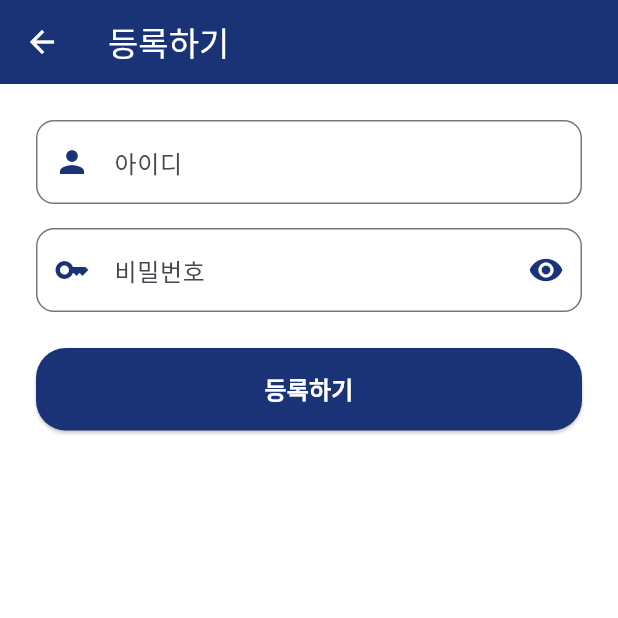
After one commit to dkrmddkrmd/Capstone, a Flutter app: the screen it shows after launch, after a tap on "등록하기", on a phone screen of 412 x 824 dp, the top half of it. The commit adds this screen. Run offline on Flutter 3.47's test engine with Material 3 defaults, Android fonts, the phone set to English and light mode, and no system bars; our stand-ins replace flutter_secure_storage, sqflite; missing offline and left inert: workmanager; accounts and stored records are empty; statements that could not run were skipped.

Commit message:
Feat : BE 과제 크롤링 연결

```diff
--- a/lib/main.dart
+++ b/lib/main.dart
@@ -1,35 +1,48 @@
+import 'dart:io' show Platform;
+import 'package:flutter/foundation.dart' show kReleaseMode;
 import 'package:flutter/material.dart';
 import 'package:workmanager/workmanager.dart';
 
+// 화면
 import 'package:myproject/main_navigation_page.dart';
 import 'package:myproject/screens/login_page.dart';
+import 'package:myproject/screens/register_page.dart';
 import 'package:myproject/screens/lecture_detail_page.dart';
 
-// 🔔 백그라운드 작업 콜백 (5-2에서 추가)
-import 'background/task.dart'; // 파일 위치: lib/background/task.dart (아래 주석 참고)
+// 🔔 백그라운드 작업 콜백/상수
+import 'package:myproject/background/task.dart'; // callbackDispatcher, kTaskCrawlSync
+
+Future<void> _initBackgroundTasks() async {
+  if (!Platform.isAndroid) return; // Workmanager는 Android 전용 사용
+
+  // WorkManager 초기화
+  await Workmanager().initialize(
+    callbackDispatcher,              // lib/background/task.dart 내 @pragma('vm:entry-point') 함수
+    isInDebugMode: !kReleaseMode,    // 개발 중엔 true로 로그 보기
+  );
+
+  // 3시간마다 크롤링 동기화 작업 (최소 주기는 15분, 3시간 OK)
+  await Workmanager().registerPeriodicTask(
+    'crawlSyncUnique',               // unique name
+    kTaskCrawlSync,                  // task name (task.dart의 상수)
+    frequency: const Duration(hours: 3),
+    initialDelay: const Duration(minutes: 5),
+    existingWorkPolicy: ExistingPeriodicWorkPolicy.keep, // 이미 있으면 유지
+    backoffPolicy: BackoffPolicy.exponential,
+    backoffPolicyDelay: const Duration(minutes: 10),
+    constraints: Constraints(
+      networkType: NetworkType.connected, // 온라인에서만
+      // requiresBatteryNotLow: true,      // 필요시 추가
+      // requiresCharging: true,           // 필요시 추가
+    ),
+  );
+}
 
 Future<void> main() async {
   WidgetsFlutterBinding.ensureInitialized();
 
-  // WorkManager 초기화
-  await Workmanager().initialize(
-    callbackDispatcher,        // background/task.dart 내 함수
-    isInDebugMode: false,      // 개발 중엔 true로 두고 로그 확인 가능
-  );
-
-  // 3시간마다 크롤링 동기화 작업 등록 (앱 최초 1회만 등록됨)
-  await Workmanager().registerPeriodicTask(
-    'crawlSyncUnique',         // unique name
-    kTaskCrawlSync,            // task name (background/task.dart 상수)
-    frequency: const Duration(hours: 3),
-    initialDelay: const Duration(minutes: 5),
-    existingWorkPolicy: ExistingPeriodicWorkPolicy.keep,
-    constraints: Constraints(
-      networkType: NetworkType.connected, // 온라인일 때만 실행
-    ),
-    backoffPolicy: BackoffPolicy.exponential,
-    backoffPolicyDelay: const Duration(minutes: 10),
-  );
+  // Android에서만 백그라운드 작업 초기화
+  await _initBackgroundTasks();
 
   runApp(const MyProject());
 }
@@ -50,6 +63,7 @@ class MyProject extends StatelessWidget {
       initialRoute: '/login',
       routes: {
         '/login': (_) => const LoginPage(),
+        '/register': (_) => const RegisterPage(),          // ✅ 등록 라우트 추가
         '/main': (_) => const MainNavigationPage(),
         '/lecturedetail': (_) => const LectureDetailPage(),
       },
--- /dev/null
+++ b/lib/models/user.dart
@@ -0,0 +1,35 @@
+class AppUser {
+  final int? id;
+  final String userId;
+  final String userPw;
+  final String createdAt;
+  final String? userName;
+  final String? profileImg;
+
+  AppUser({
+    this.id,
+    required this.userId,
+    required this.userPw,
+    required this.createdAt,
+    this.userName,
+    this.profileImg,
+  });
+
+  Map<String, dynamic> toMap() => {
+    'id': id,
+    'userId': userId,
+    'userPw': userPw,
+    'createdAt': createdAt,
+    'userName': userName,
+    'profileImg': profileImg,
+  };
+
+  factory AppUser.fromMap(Map<String, dynamic> m) => AppUser(
+    id: m['id'] as int?,
+    userId: m['userId'] as String,
+    userPw: m['userPw'] as String,
+    createdAt: m['createdAt'] as String,
+    userName: m['userName'] as String?,
+    profileImg: m['profileImg'] as String?,
+  );
+}
--- a/lib/screens/login_page.dart
+++ b/lib/screens/login_page.dart
@@ -37,7 +37,7 @@ class _LoginPageState extends State<LoginPage> {
       final id = _idController.text.trim();
       final pw = _pwController.text;
 
-      // TODO: 실제 로그인 API 검증 로직이 들어갈 자리 (성공 시에만 아래 저장 실행)
+      // TODO: 실제 로그인 API 검증 로직
       // await AuthService.login(id, pw);
 
       // ✅ 자격 저장 (백그라운드 동기화 & 홈 진입 시 필요)
@@ -149,6 +149,31 @@ class _LoginPageState extends State<LoginPage> {
                       ),
                     ),
                   ),
+
+                  const SizedBox(height: 12),
+
+                  // ✅ 등록하기 버튼 (구분감 있게 Outlined)
+                  SizedBox(
+                    width: double.infinity,
+                    child: OutlinedButton.icon(
+                      onPressed: _isBusy
+                          ? null
+                          : () => Navigator.pushNamed(context, '/register'),
+                      icon: const Icon(Icons.app_registration),
+                      label: const Text(
+                        '등록하기',
+                        style: TextStyle(fontWeight: FontWeight.bold),
+                      ),
+                      style: OutlinedButton.styleFrom(
+                        padding: const EdgeInsets.symmetric(vertical: 14),
+                        side: const BorderSide(color: smBlue),
+                        foregroundColor: smBlue,
+                        shape: RoundedRectangleBorder(
+                          borderRadius: BorderRadius.circular(20),
+                        ),
+                      ),
+                    ),
+                  ),
                 ],
               ),
             ),
--- /dev/null
+++ b/lib/screens/register_page.dart
@@ -0,0 +1,165 @@
+import 'package:flutter/material.dart';
+import 'package:sqflite/sqflite.dart';
+import '../services/db_service.dart';
+import '../services/ecampus_api.dart';
+
+class RegisterPage extends StatefulWidget {
+  const RegisterPage({super.key});
+
+  @override
+  State<RegisterPage> createState() => _RegisterPageState();
+}
+
+class _RegisterPageState extends State<RegisterPage> {
+  static const Color smBlue = Color(0xFF1A3276);
+
+  final _formKey = GlobalKey<FormState>();
+  final _idC = TextEditingController();
+  final _pwC = TextEditingController();
+
+  bool _isBusy = false;
+  bool _obscurePw = true;
+
+  @override
+  void dispose() {
+    _idC.dispose();
+    _pwC.dispose();
+    super.dispose();
+  }
+
+  Future<void> _register() async {
+    if (_formKey.currentState?.validate() != true) return;
+
+    setState(() => _isBusy = true);
+    try {
+      final userId = _idC.text.trim();
+      final userPw = _pwC.text;
+
+      // 1) 서버로 자격 검증
+      final ok = await EcampusApi.verifyCredentials(userId: userId, userPw: userPw);
+
+      if (!ok) {
+        if (!mounted) return;
+        ScaffoldMessenger.of(context).showSnackBar(
+          const SnackBar(
+            content: Text('아이디와 비밀번호를 확인해주세요'),
+            backgroundColor: Colors.red,
+          ),
+        );
+        return; // 저장하지 않음
+      }
+
+      // 2) 검증 성공 시 로컬 DB 저장
+      await DBService().createUser(userId, userPw);
+
+      if (!mounted) return;
+      ScaffoldMessenger.of(context).showSnackBar(
+        const SnackBar(content: Text('등록 완료! 로그인 페이지로 돌아갑니다.')),
+      );
+      Navigator.pop(context);
+    } on DatabaseException catch (e) {
+      String msg = '등록 실패';
+      if (e.isUniqueConstraintError()) msg = '이미 존재하는 아이디입니다.';
+      if (!mounted) return;
+      ScaffoldMessenger.of(context).showSnackBar(
+        SnackBar(content: Text(msg), backgroundColor: Colors.red),
+      );
+    } catch (e) {
+      if (!mounted) return;
+      ScaffoldMessenger.of(context).showSnackBar(
+        SnackBar(content: Text('오류: $e'), backgroundColor: Colors.red),
+      );
+    } finally {
+      if (mounted) setState(() => _isBusy = false);
+    }
+  }
+
+  @override
+  Widget build(BuildContext context) {
+    return GestureDetector(
+      onTap: () => FocusScope.of(context).unfocus(),
+      child: Scaffold(
+        appBar: AppBar(
+          title: const Text('등록하기'),
+          backgroundColor: smBlue,
+          foregroundColor: Colors.white,
+        ),
+        body: SingleChildScrollView(
+          padding: const EdgeInsets.all(24),
+          child: Form(
+            key: _formKey,
+            child: Column(
+              children: [
+                TextFormField(
+                  controller: _idC,
+                  decoration: InputDecoration(
+                    hintText: '아이디',
+                    prefixIcon: const Icon(Icons.person, color: smBlue),
+                    border: OutlineInputBorder(
+                      borderRadius: BorderRadius.circular(12),
+                    ),
+                  ),
+                  validator: (v) =>
+                  (v == null || v.trim().isEmpty) ? '아이디를 입력해 주세요' : null,
+                  enabled: !_isBusy,
+                ),
+                const SizedBox(height: 16),
+                TextFormField(
+                  controller: _pwC,
+                  obscureText: _obscurePw,
+                  decoration: InputDecoration(
+                    hintText: '비밀번호',
+                    prefixIcon: const Icon(Icons.key, color: smBlue),
+                    suffixIcon: IconButton(
+                      onPressed: _isBusy
+                          ? null
+                          : () => setState(() => _obscurePw = !_obscurePw),
+                      icon: Icon(
+                        _obscurePw ? Icons.visibility : Icons.visibility_off,
+                        color: smBlue,
+                      ),
+                    ),
+                    border: OutlineInputBorder(
+                      borderRadius: BorderRadius.circular(12),
+                    ),
+                  ),
+                  validator: (v) =>
+                  (v == null || v.isEmpty) ? '비밀번호를 입력해 주세요' : null,
+                  enabled: !_isBusy,
+                ),
+                const SizedBox(height: 24),
+                SizedBox(
+                  width: double.infinity,
+                  child: ElevatedButton(
+                    onPressed: _isBusy ? null : _register,
+                    style: ElevatedButton.styleFrom(
+                      backgroundColor: smBlue,
+                      foregroundColor: Colors.white,
+                      padding: const EdgeInsets.symmetric(vertical: 16),
+                      shape: RoundedRectangleBorder(
+                        borderRadius: BorderRadius.circular(20),
+                      ),
+                    ),
+                    child: _isBusy
+                        ? const SizedBox(
+                      height: 20,
+                      width: 20,
+                      child: CircularProgressIndicator(strokeWidth: 2),
+                    )
+                        : const Text(
+                      '등록하기',
+                      style: TextStyle(
+                        fontWeight: FontWeight.bold,
+                        fontSize: 16,
+                      ),
+                    ),
+                  ),
+                ),
+              ],
+            ),
+          ),
+        ),
+      ),
+    );
+  }
+}
--- /dev/null
+++ b/lib/services/ecampus_api.dart
@@ -0,0 +1,89 @@
+// lib/services/ecampus_api.dart
+import 'dart:convert';
+import 'dart:io';
+import 'dart:async';
+import 'package:http/http.dart' as http;
+import '../models/lecture.dart';
+
+class EcampusApi {
+  // 로컬/배포 환경에 맞게 수정
+  static const String _baseUrl = 'http://192.168.0.42:8080/api';
+
+  static Uri _u(String path) => Uri.parse('$_baseUrl$path');
+
+  static Map<String, String> get _jsonHeaders => {
+    'Content-Type': 'application/json',
+  };
+
+  static Future<http.Response> _postJson(String path, Map<String, dynamic> body) {
+    return http
+        .post(_u(path), headers: _jsonHeaders, body: jsonEncode(body))
+        .timeout(const Duration(seconds: 12));
+  }
+
+  static Future<http.Response> _get(String path) {
+    return http
+        .get(_u(path), headers: _jsonHeaders)
+        .timeout(const Duration(seconds: 12));
+  }
+
+  /// 자격 검증: 200이면 true
+  static Future<bool> verifyCredentials({
+    required String userId,
+    required String userPw,
+  }) async {
+    try {
+      final resp = await _postJson('/crawl/ecampus', {
+        'userId': userId,
+        'userPw': userPw,
+      });
+      return resp.statusCode == 200;
+    } on SocketException catch (_) {
+      return false;
+    } on TimeoutException catch (_) {
+      return false;
+    } catch (_) {
+      return false;
+    }
+  }
+
+  /// 강의 목록 가져오기 (crawler 응답 파싱)
+  static Future<List<Lecture>> fetchLectures({
+    required String userId,
+    required String userPw,
+  }) async {
+    final res = await _postJson('/crawl/ecampus', {
+      'userId': userId,
+      'userPw': userPw,
+    });
+
+    if (res.statusCode != 200) {
+      throw Exception('API ${res.statusCode}');
+    }
+
+    final decoded = jsonDecode(utf8.decode(res.bodyBytes));
+    if (decoded is! Map || decoded['courses'] is! List) {
+      throw Exception('Unexpected JSON');
+    }
+
+    return (decoded['courses'] as List)
+        .map((e) => Lecture.fromJson(e as Map<String, dynamic>))
+        .toList();
+  }
+
+  /// 단일 강의 조회 (백엔드에 해당 엔드포인트가 있을 때)
+  static Future<Lecture> fetchLecture(String lectureId) async {
+    final response = await _get('/lectures/$lectureId');
+
+    if (response.statusCode == 200) {
+      final decoded = json.decode(utf8.decode(response.bodyBytes));
+      if (decoded is Map<String, dynamic>) {
+        return Lecture.fromJson(decoded);
+      } else {
+        throw Exception('Unexpected JSON format: ${response.body}');
+      }
+    } else {
+      throw Exception('Failed to load lecture: ${response.statusCode}');
+    }
+  }
+}
```
Also changed, not shown: lib/services/db_service.dart (+126 -6 lines), lib/services/lecture_service.dart (+8 -51 lines).
